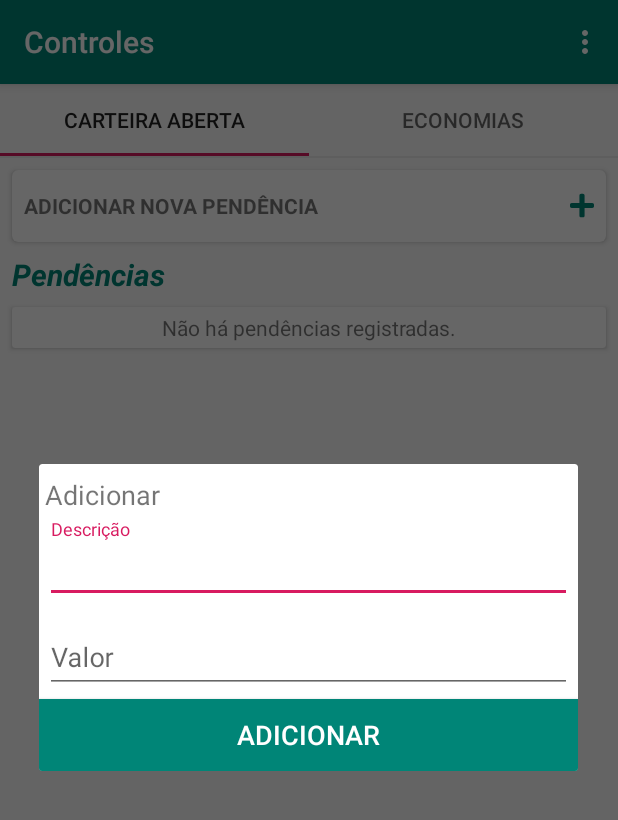
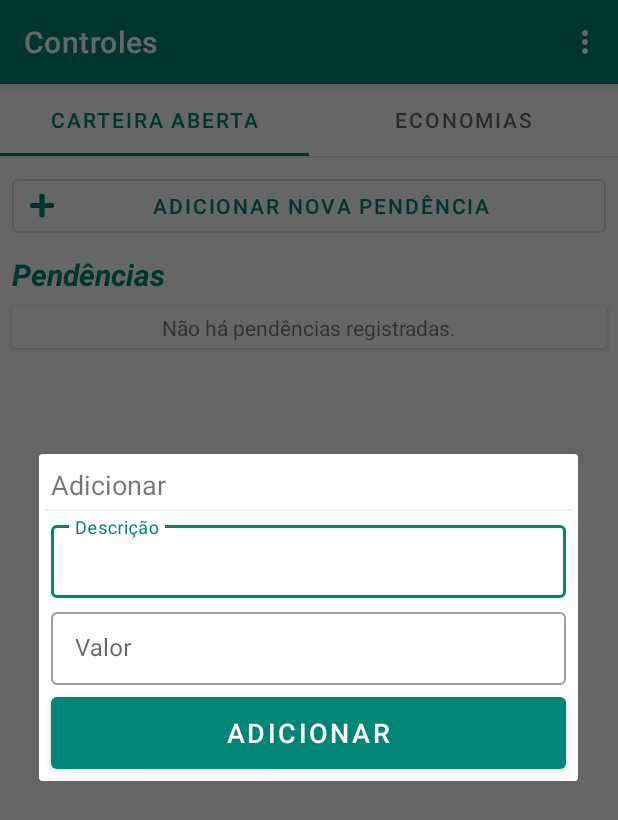
Before and after one commit to mathbaltazar/Myself, an Android app: the screen it shows after launch (MainActivity), after a tap on "ADICIONAR NOVA PENDÊNCIA", on a phone screen of 412 x 824 dp. Shown: the top 820 px of the screen. Run offline under Robolectric (Android 15) with nearby library versions, the phone set to English and light mode, and no system bars.

Commit message:
Adaptação ao Material Design

```diff
--- a/app/src/main/res/drawable/dialog_action_button_background.xml
+++ /dev/null
@@ -1,5 +0,0 @@
-<?xml version="1.0" encoding="utf-8"?>
-<shape xmlns:android="http://schemas.android.com/apk/res/android"
-    android:shape="rectangle">
-    <solid android:color="@color/colorPrimary" />
-</shape>
--- a/app/src/main/res/drawable/ic_add.xml
+++ b/app/src/main/res/drawable/ic_add.xml
@@ -8,6 +8,6 @@
     <path
         android:name="path"
         android:pathData="M 416 208 L 272 208 L 272 64 C 272 46.33 257.67 32 240 32 L 208 32 C 190.33 32 176 46.33 176 64 L 176 208 L 32 208 C 14.33 208 0 222.33 0 240 L 0 272 C 0 289.67 14.33 304 32 304 L 176 304 L 176 448 C 176 465.67 190.33 480 208 480 L 240 480 C 257.67 480 272 465.67 272 448 L 272 304 L 416 304 C 433.67 304 448 289.67 448 272 L 448 240 C 448 222.33 433.67 208 416 208 Z"
-        android:fillColor="@color/colorPrimary"
+        android:fillColor="@color/colorAccent"
         android:strokeWidth="1"/>
 </vector>
--- a/app/src/main/res/layout/activity_detalhes_item_carteira.xml
+++ b/app/src/main/res/layout/activity_detalhes_item_carteira.xml
@@ -135,7 +135,7 @@
             <FrameLayout
                 android:layout_width="match_parent"
                 android:layout_height="match_parent"
-                android:background="@drawable/all_border_background_grey">
+                android:background="@drawable/background_border_rounded_grey">
 
                 <TextView
                     android:id="@+id/tv_sem_registros_item"
@@ -168,7 +168,7 @@
             android:layout_width="match_parent"
             android:layout_height="@dimen/all_button_default_height"
             android:layout_margin="@dimen/all_default_layout_offset"
-            android:background="@drawable/all_button_border_background"
+            android:background="@drawable/background_border_rounded"
             android:clickable="true"
             android:focusable="true"
             android:gravity="center"
@@ -181,7 +181,6 @@
             android:layout_width="match_parent"
             android:layout_height="@dimen/all_button_default_height"
             android:layout_margin="@dimen/all_default_layout_offset"
-            android:background="@drawable/all_button_background"
             android:text="Marcar como pago"
             android:textColor="@android:color/white" />
     </LinearLayout>
--- a/app/src/main/res/layout/dialog_add_element.xml
+++ b/app/src/main/res/layout/dialog_add_element.xml
@@ -2,21 +2,26 @@
 <LinearLayout xmlns:android="http://schemas.android.com/apk/res/android"
     android:layout_width="match_parent"
     android:layout_height="wrap_content"
-    android:orientation="vertical">
+    android:orientation="vertical"
+    android:padding="@dimen/all_default_layout_offset">
+
+    <TextView
+        android:layout_width="wrap_content"
+        android:layout_height="wrap_content"
+        android:layout_margin="@dimen/all_default_layout_offset"
+        android:text="@string/all_string_adicionar"
+        android:textSize="18sp" />
+
+    <View
+        android:layout_width="match_parent"
+        android:layout_height="1dp"
+        android:background="@color/off_white" />
 
     <LinearLayout
         android:layout_width="match_parent"
         android:layout_height="wrap_content"
         android:orientation="vertical"
         android:padding="@dimen/all_default_layout_offset">
-
-        <TextView
-            android:layout_width="wrap_content"
-            android:layout_height="wrap_content"
-            android:layout_marginTop="@dimen/all_default_layout_offset"
-            android:layout_marginBottom="@dimen/all_default_layout_offset"
-            android:text="@string/all_string_adicionar"
-            android:textSize="18sp" />
 
         <TextView
             android:id="@+id/textinput_error"
@@ -28,19 +33,21 @@
             android:visibility="gone" />
 
         <com.google.android.material.textfield.TextInputLayout
+            style="@style/Widget.MaterialComponents.TextInputLayout.OutlinedBox.Dense"
             android:layout_width="match_parent"
             android:layout_height="wrap_content"
             android:hint="@string/all_input_hint_descricao">
 
             <com.google.android.material.textfield.TextInputEditText
                 android:id="@+id/textinput_descricao"
-                android:inputType="textCapSentences"
                 android:layout_width="match_parent"
-                android:layout_height="wrap_content" />
+                android:layout_height="wrap_content"
+                android:inputType="textCapSentences" />
         </com.google.android.material.textfield.TextInputLayout>
 
 
         <com.google.android.material.textfield.TextInputLayout
+            style="@style/Widget.MaterialComponents.TextInputLayout.OutlinedBox.Dense"
             android:layout_width="match_parent"
             android:layout_height="wrap_content"
             android:layout_marginTop="@dimen/all_default_layout_offset"
@@ -57,11 +64,11 @@
 
     <Button
         android:id="@+id/dialog_add_element_button_adicionar"
+        style="@style/Widget.MaterialComponents.Button.NoInset"
         android:layout_width="match_parent"
-        android:layout_height="@dimen/all_button_default_height"
-        android:background="@drawable/dialog_action_button_background"
+        android:layout_height="wrap_content"
+        android:layout_margin="@dimen/all_default_layout_offset"
         android:text="@string/all_string_adicionar"
-        android:textColor="@android:color/white"
         android:textSize="18sp" />
 
 </LinearLayout>
--- a/app/src/main/res/layout/fragment_carteira_aberta.xml
+++ b/app/src/main/res/layout/fragment_carteira_aberta.xml
@@ -4,40 +4,28 @@
     xmlns:tools="http://schemas.android.com/tools"
     android:layout_width="match_parent"
     android:layout_height="match_parent"
+    android:orientation="vertical"
     android:padding="@dimen/all_default_layout_offset"
-    android:orientation="vertical"
     tools:ignore="ContentDescription">
 
-    <androidx.cardview.widget.CardView
+    <com.google.android.material.button.MaterialButton
+        android:id="@+id/button_add_pendencia"
+        style="@style/Widget.MaterialComponents.Button.OutlinedButton.Icon"
         android:layout_width="match_parent"
         android:layout_height="wrap_content"
         android:layout_margin="@dimen/all_default_layout_offset"
-        app:cardCornerRadius="4dp"
-        app:cardElevation="2dp">
-
-        <TextView
-            android:id="@+id/button_add_pendencia"
-            android:layout_width="match_parent"
-            android:layout_height="@dimen/all_button_default_height"
-            android:padding="@dimen/all_padding_card_button_textview"
-            android:gravity="center|start"
-            android:background="?attr/selectableItemBackground"
-            android:clickable="true"
-            android:focusable="true"
-            android:textStyle="bold"
-            android:drawableEnd="@drawable/ic_add"
-            android:text="@string/all_button_nova_pendencia" />
-    </androidx.cardview.widget.CardView>
+        android:text="@string/all_button_nova_pendencia"
+        app:icon="@drawable/ic_add" />
 
     <TextView
         android:layout_width="match_parent"
         android:layout_height="wrap_content"
         android:layout_margin="@dimen/all_default_layout_offset"
         android:text="@string/all_carteira_title_pendencias"
-            android:textStyle="bold|italic"
         android:textAlignment="textStart"
         android:textColor="@color/colorPrimary"
-            android:textSize="20sp" />
+        android:textSize="20sp"
+        android:textStyle="bold|italic" />
 
     <androidx.cardview.widget.CardView
         android:layout_width="match_parent"
--- a/app/src/main/res/values/styles.xml
+++ b/app/src/main/res/values/styles.xml
@@ -1,17 +1,26 @@
 <resources>
 
     <!-- Base application theme. -->
-    <style name="AppTheme" parent="Theme.AppCompat.Light.DarkActionBar">
+    <style name="AppTheme" parent="Theme.MaterialComponents.Light.DarkActionBar">
         <!-- Customize your theme here. -->
         <item name="colorPrimary">@color/colorPrimary</item>
         <item name="colorPrimaryDark">@color/colorPrimaryDark</item>
         <item name="colorAccent">@color/colorAccent</item>
     </style>
+
     <style name="AppTheme.NoActionBar">
         <item name="windowActionBar">false</item>
         <item name="windowNoTitle">true</item>
     </style>
-    <style name="AppTheme.AppBarOverlay" parent="ThemeOverlay.AppCompat.Dark.ActionBar"/>
-    <style name="AppTheme.PopupOverlay" parent="ThemeOverlay.AppCompat.Light"/>
+
+    <style name="Widget.MaterialComponents.Button.NoInset" parent="Widget.MaterialComponents.Button">
+        <item name="android:insetTop">0dp</item>
+        <item name="android:insetBottom">0dp</item>
+    </style>
+
+
+    <style name="AppTheme.AppBarOverlay" parent="ThemeOverlay.MaterialComponents.Dark.ActionBar" />
+
+    <style name="AppTheme.PopupOverlay" parent="ThemeOverlay.MaterialComponents.Light" />
 
 </resources>
```
Also changed, not shown: app/src/main/java/com/baltazarstudio/regular/ui/DetalhesEconomiaActivity.kt (+7 -0 lines), app/src/main/res/drawable/all_button_background.xml (deleted, +0 -9 lines), app/src/main/res/layout/activity_detalhes_economia.xml (+24 -24 lines), app/src/main/res/layout/fragment_economias.xml (+8 -20 lines), app/src/main/res/drawable/background_border_rounded.xml (renamed from app/src/main/res/drawable/all_button_border_background.xml), app/src/main/res/drawable/background_border_rounded_grey.xml (renamed from app/src/main/res/drawable/all_border_background_grey.xml). Lines whose indentation alone changed are shown as unchanged.
